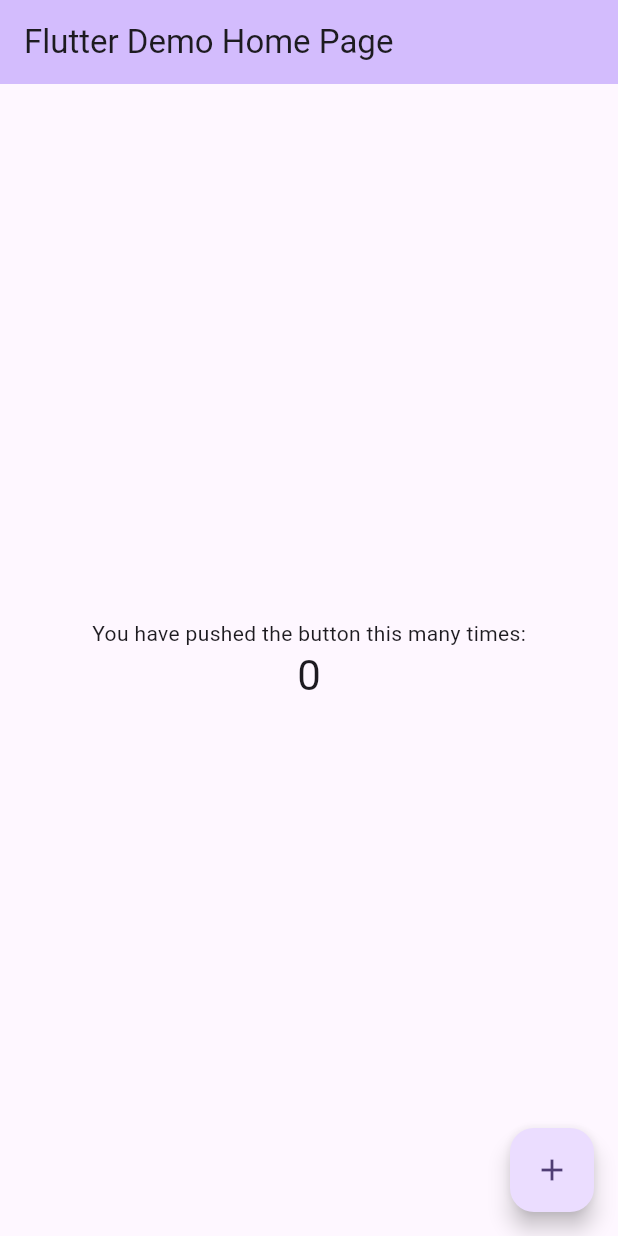
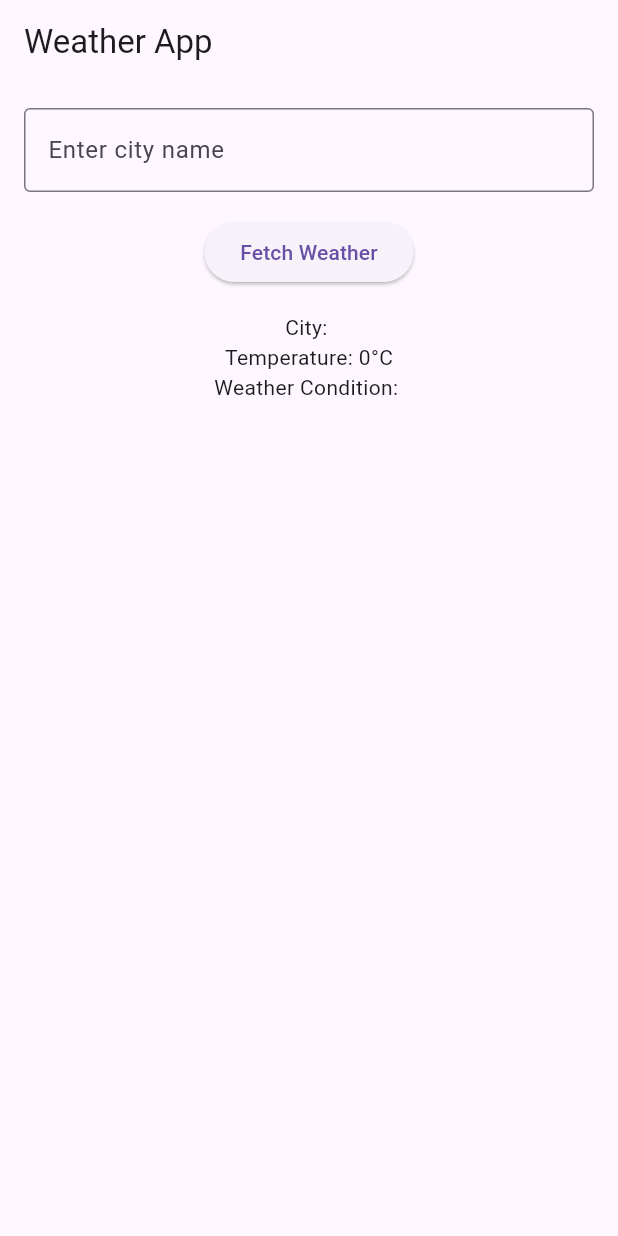
Before and after one commit to courtneyleora/MAD_WeatherApp, a Flutter app: the screen it shows after launch, on a phone screen of 412 x 824 dp. Run offline on Flutter 3.47's test engine with Material 3 defaults, Android fonts, the phone set to English and light mode, and no system bars.

Commit message:
main commit

```diff
--- a/weather_app/lib/main.dart
+++ b/weather_app/lib/main.dart
@@ -1,125 +1,75 @@
 import 'package:flutter/material.dart';
+import 'dart:math';
 
 void main() {
-  runApp(const MyApp());
+  runApp(RunMyApp());
 }
 
-class MyApp extends StatelessWidget {
-  const MyApp({super.key});
+class RunMyApp extends StatefulWidget {
+  const RunMyApp({super.key});
 
-  // This widget is the root of your application.
   @override
-  Widget build(BuildContext context) {
-    return MaterialApp(
-      title: 'Flutter Demo',
-      theme: ThemeData(
-        // This is the theme of your application.
-        //
-        // TRY THIS: Try running your application with "flutter run". You'll see
-        // the application has a purple toolbar. Then, without quitting the app,
-        // try changing the seedColor in the colorScheme below to Colors.green
-        // and then invoke "hot reload" (save your changes or press the "hot
-        // reload" button in a Flutter-supported IDE, or press "r" if you used
-        // the command line to start the app).
-        //
-        // Notice that the counter didn't reset back to zero; the application
-        // state is not lost during the reload. To reset the state, use hot
-        // restart instead.
-        //
-        // This works for code too, not just values: Most code changes can be
-        // tested with just a hot reload.
-        colorScheme: ColorScheme.fromSeed(seedColor: Colors.deepPurple),
-        useMaterial3: true,
-      ),
-      home: const MyHomePage(title: 'Flutter Demo Home Page'),
-    );
-  }
+  State<RunMyApp> createState() => _RunMyAppState();
 }
 
-class MyHomePage extends StatefulWidget {
-  const MyHomePage({super.key, required this.title});
+class _RunMyAppState extends State<RunMyApp> {
+  ThemeMode _themeMode = ThemeMode.system;
+  final TextEditingController _controller = TextEditingController();
+  String cityName = '';
+  int temperature = 0;
+  String weatherCondition = '';
 
-  // This widget is the home page of your application. It is stateful, meaning
-  // that it has a State object (defined below) that contains fields that affect
-  // how it looks.
-
-  // This class is the configuration for the state. It holds the values (in this
-  // case the title) provided by the parent (in this case the App widget) and
-  // used by the build method of the State. Fields in a Widget subclass are
-  // always marked "final".
-
-  final String title;
-
-  @override
-  State<MyHomePage> createState() => _MyHomePageState();
+  void changeTheme(ThemeMode themeMode) {
+    setState(() {
+      _themeMode = themeMode;
+    });
   }
 
-class _MyHomePageState extends State<MyHomePage> {
-  int _counter = 0;
-
-  void _incrementCounter() {
+  void fetchWeather() {
     setState(() {
-      // This call to setState tells the Flutter framework that something has
-      // changed in this State, which causes it to rerun the build method below
-      // so that the display can reflect the updated values. If we changed
-      // _counter without calling setState(), then the build method would not be
-      // called again, and so nothing would appear to happen.
-      _counter++;
+      cityName = _controller.text;
+      temperature = Random().nextInt(16) +
+          15; // Generates a random temperature between 15 and 30
+      weatherCondition = [
+        'Sunny',
+        'Cloudy',
+        'Rainy'
+      ][Random().nextInt(3)]; // Randomly selects a weather condition
     });
   }
 
   @override
   Widget build(BuildContext context) {
-    // This method is rerun every time setState is called, for instance as done
-    // by the _incrementCounter method above.
-    //
-    // The Flutter framework has been optimized to make rerunning build methods
-    // fast, so that you can just rebuild anything that needs updating rather
-    // than having to individually change instances of widgets.
-    return Scaffold(
+    return MaterialApp(
+      themeMode: _themeMode,
+      home: Scaffold(
         appBar: AppBar(
-        // TRY THIS: Try changing the color here to a specific color (to
-        // Colors.amber, perhaps?) and trigger a hot reload to see the AppBar
-        // change color while the other colors stay the same.
-        backgroundColor: Theme.of(context).colorScheme.inversePrimary,
-        // Here we take the value from the MyHomePage object that was created by
-        // the App.build method, and use it to set our appbar title.
-        title: Text(widget.title),
+          title: Text('Weather App'),
         ),
-      body: Center(
-        // Center is a layout widget. It takes a single child and positions it
-        // in the middle of the parent.
+        body: Padding(
+          padding: const EdgeInsets.all(16.0),
           child: Column(
-          // Column is also a layout widget. It takes a list of children and
-          // arranges them vertically. By default, it sizes itself to fit its
-          // children horizontally, and tries to be as tall as its parent.
-          //
-          // Column has various properties to control how it sizes itself and
-          // how it positions its children. Here we use mainAxisAlignment to
-          // center the children vertically; the main axis here is the vertical
-          // axis because Columns are vertical (the cross axis would be
-          // horizontal).
-          //
-          // TRY THIS: Invoke "debug painting" (choose the "Toggle Debug Paint"
-          // action in the IDE, or press "p" in the console), to see the
-          // wireframe for each widget.
-          mainAxisAlignment: MainAxisAlignment.center,
-          children: <Widget>[
-            const Text(
-              'You have pushed the button this many times:',
+            children: [
+              TextField(
+                controller: _controller,
+                decoration: InputDecoration(
+                  labelText: 'Enter city name',
+                  border: OutlineInputBorder(),
                 ),
-            Text(
-              '$_counter',
-              style: Theme.of(context).textTheme.headlineMedium,
               ),
+              SizedBox(height: 16),
+              ElevatedButton(
+                onPressed: fetchWeather,
+                child: Text('Fetch Weather'),
+              ),
+              SizedBox(height: 16),
+              Text('City: $cityName'),
+              Text('Temperature: $temperature°C'),
+              Text('Weather Condition: $weatherCondition'),
             ],
           ),
         ),
-      floatingActionButton: FloatingActionButton(
-        onPressed: _incrementCounter,
-        tooltip: 'Increment',
-        child: const Icon(Icons.add),
-      ), // This trailing comma makes auto-formatting nicer for build methods.
+      ),
     );
   }
 }
```
Also changed, not shown: 2 other files. Lines whose indentation alone changed are shown as unchanged.
